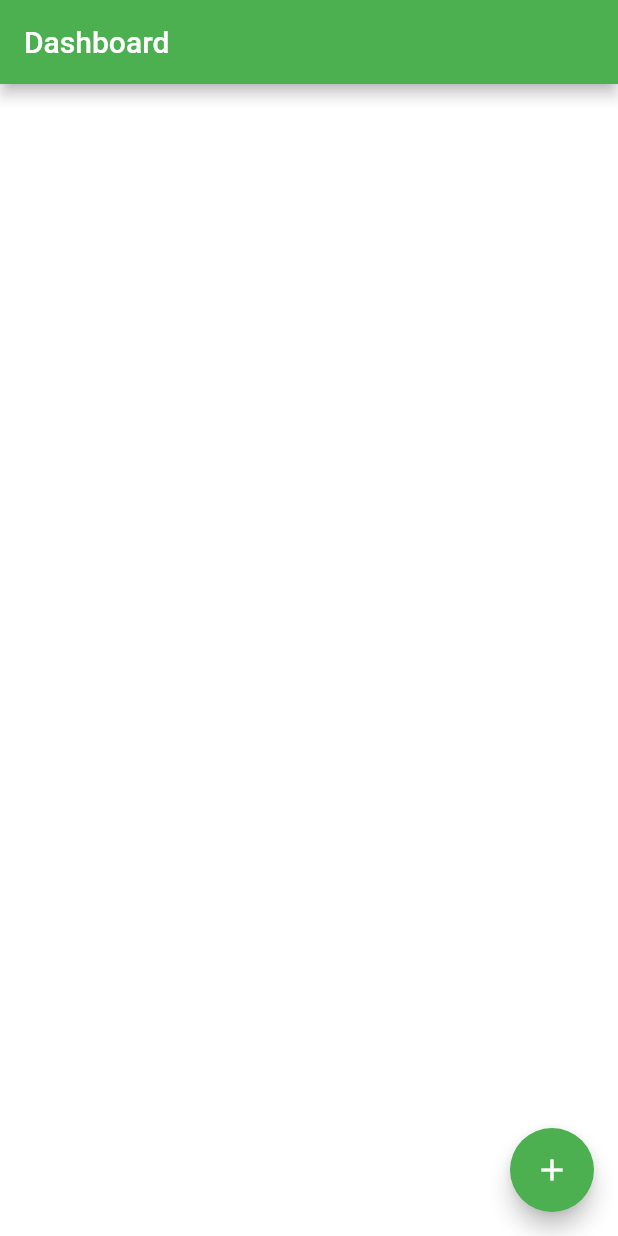
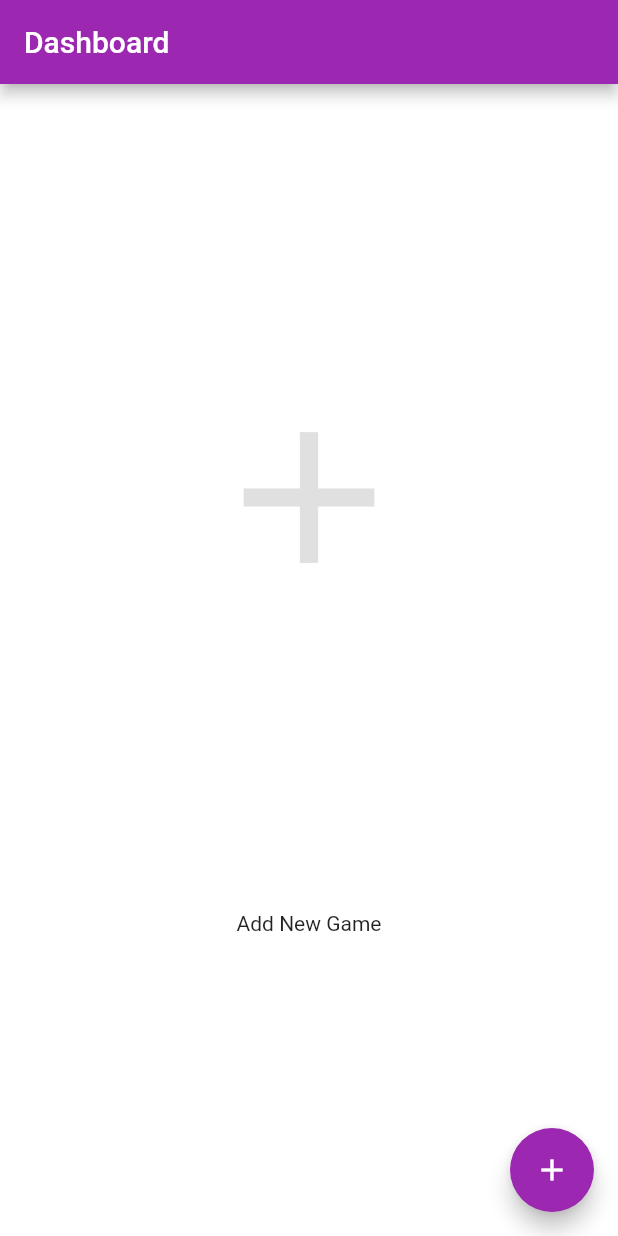
Before and after one commit to charlesomwa/hockey_stats, a Flutter app: the screen it shows after launch, swiped to page 3, on a phone screen of 412 x 824 dp. Run offline on Flutter 3.47's test engine with Material 2 defaults, Android fonts, the phone set to English and light mode, and no system bars.

Commit message:
Add 3 main pages

```diff
--- a/lib/main.dart
+++ b/lib/main.dart
@@ -1,4 +1,7 @@
 import 'package:flutter/material.dart';
+import 'package:hockey_stats/pages/dashboard.dart';
+import 'package:hockey_stats/pages/stats.dart';
+import 'package:hockey_stats/pages/addgame.dart';
 
 void main() => runApp(StatsApp());
 
@@ -19,7 +22,7 @@ class StatsApp extends StatelessWidget {
         // or simply save your changes to "hot reload" in a Flutter IDE).
         // Notice that the counter didn't reset back to zero; the application
         // is not restarted.
-        primarySwatch: Colors.green,
+        primarySwatch: Colors.purple,
       ),
 
       home: MainPage(title: 'Dashboard'),
@@ -77,9 +80,9 @@ class _MainPageState extends State<MainPage> {
       ),
       body: new PageView(
           children: [
-            new Container(color: Colors.white),
-            new Container(color: Colors.black87),
-            new Container(color: Colors.white)
+            new Dashboard(),
+            new Stats(),
+            new AddGame()
           ]
       ),
 
--- /dev/null
+++ b/lib/pages/addgame.dart
@@ -0,0 +1,21 @@
+import 'package:flutter/material.dart';
+
+class AddGame extends StatelessWidget {
+  @override
+  Widget build(BuildContext context) => new Container(
+
+      color: Colors.white,
+      child: new Column(
+        crossAxisAlignment: CrossAxisAlignment.center,
+        mainAxisAlignment: MainAxisAlignment.spaceEvenly,
+        children: <Widget>[
+          new Icon(
+              Icons.add,
+              size: 150.0,
+              color: Colors.black12
+          ),
+          new Text('Add New Game')
+        ],
+      )
+  );
+}
--- /dev/null
+++ b/lib/pages/dashboard.dart
@@ -0,0 +1,21 @@
+import 'package:flutter/material.dart';
+
+class Dashboard extends StatelessWidget {
+  @override
+  Widget build(BuildContext context) => new Container(
+
+      color: Colors.white,
+      child: new Column(
+        crossAxisAlignment: CrossAxisAlignment.center,
+        mainAxisAlignment: MainAxisAlignment.spaceEvenly,
+        children: <Widget>[
+          new Icon(
+              Icons.dashboard,
+              size: 150.0,
+              color: Colors.black12
+          ),
+          new Text('Dashboard')
+        ],
+      )
+  );
+}
--- /dev/null
+++ b/lib/pages/stats.dart
@@ -0,0 +1,25 @@
+import 'package:flutter/material.dart';
+
+class Stats extends StatelessWidget {
+  @override
+  Widget build(BuildContext context) => new Container(
+
+      color: Colors.black87,
+      child: new Row (
+        crossAxisAlignment: CrossAxisAlignment.start,
+        mainAxisAlignment: MainAxisAlignment.center,
+        children: <Widget>[
+          new Icon(
+              Icons.star,
+              size: 40.0,
+              color: Colors.white
+          ),
+
+          new Text('Statistics', style: new TextStyle(color: Colors.white, fontWeight: FontWeight.bold, fontSize: 36.0),)
+        ],
+      )
+
+
+
+  );
+}
```
